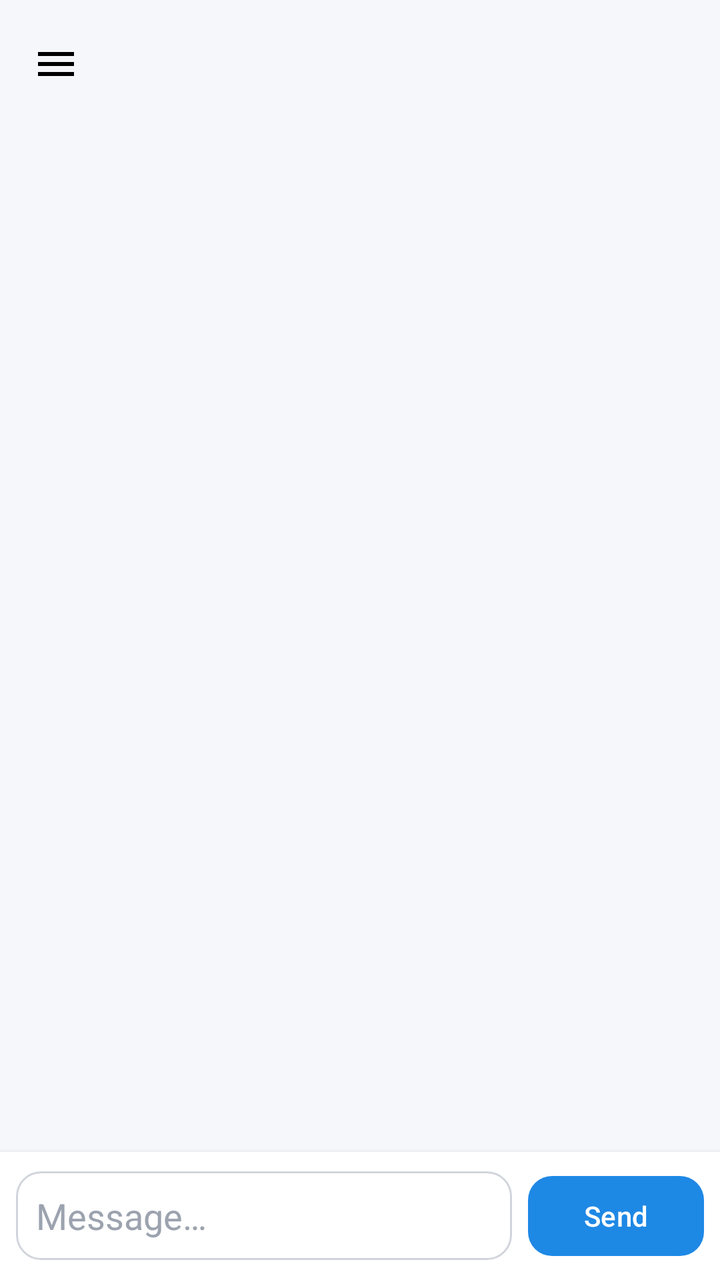
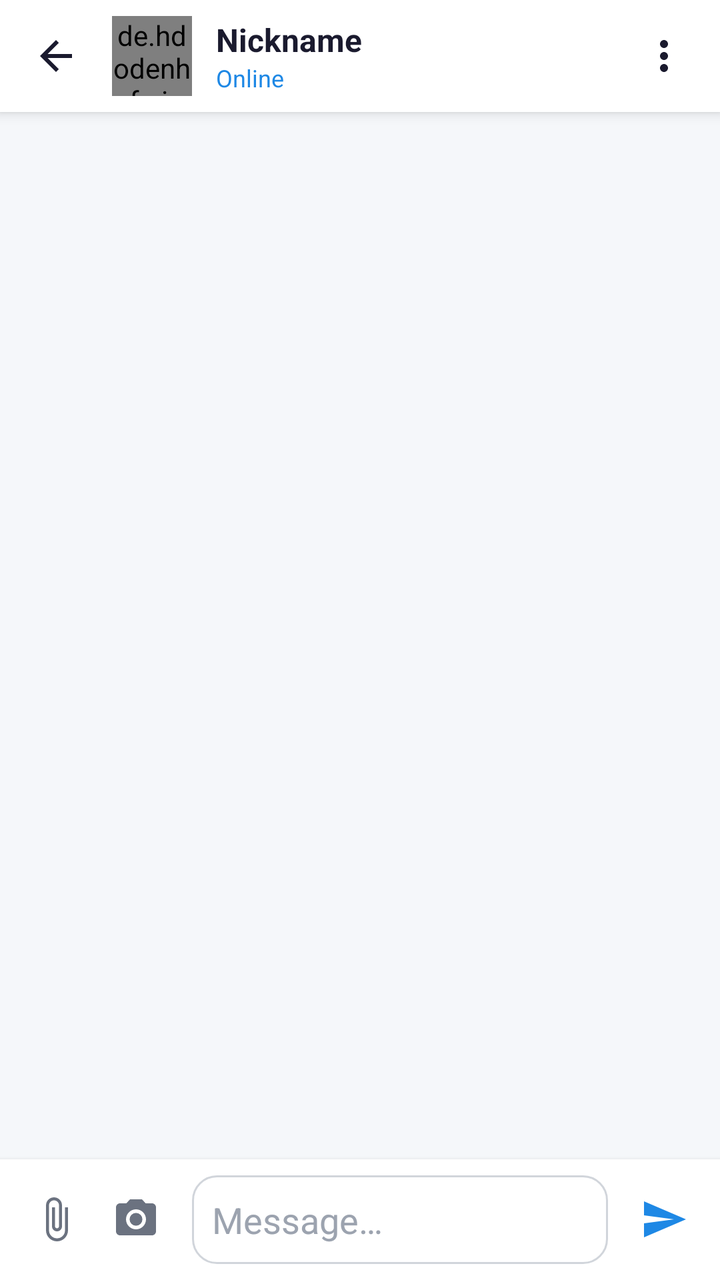

Before-and-after screenshots of an Android layout around one commit, followed by the original layout XML and the change that was made.
<!-- AndroidManifest.xml: application theme Theme.MainProj -->
<!-- res/layout/activity_chat.xml -->
<?xml version="1.0" encoding="utf-8"?>
<androidx.drawerlayout.widget.DrawerLayout
    xmlns:android="http://schemas.android.com/apk/res/android"
    xmlns:app="http://schemas.android.com/apk/res-auto"
    xmlns:tools="http://schemas.android.com/tools"
    android:id="@+id/chatDrawerLayout"
    android:layout_width="match_parent"
    android:layout_height="match_parent"
    tools:context=".messaging.ChatActivity">

    
    <androidx.constraintlayout.widget.ConstraintLayout
        android:id="@+id/main"
        android:layout_width="match_parent"
        android:layout_height="match_parent"
        android:background="@color/colorBackground">

        <androidx.appcompat.widget.Toolbar
            android:id="@+id/chatToolbar"
            android:layout_width="0dp"
            android:layout_height="wrap_content"
            android:background="@color/colorBackground"
            android:elevation="4dp"
            app:navigationIcon="@drawable/ic_menu"
            app:navigationContentDescription="Profile"
            app:titleTextColor="@color/colorTextPrimary"
            app:layout_constraintTop_toTopOf="parent"
            app:layout_constraintStart_toStartOf="parent"
            app:layout_constraintEnd_toEndOf="parent" />

        <androidx.recyclerview.widget.RecyclerView
            android:id="@+id/messagesRecyclerView"
            android:layout_width="0dp"
            android:layout_height="0dp"
            android:paddingTop="8dp"
            android:paddingBottom="8dp"
            android:clipToPadding="false"
            app:layout_constraintTop_toBottomOf="@id/chatToolbar"
            app:layout_constraintBottom_toTopOf="@id/messageInputBar"
            app:layout_constraintStart_toStartOf="parent"
            app:layout_constraintEnd_toEndOf="parent" />

        <LinearLayout
            android:id="@+id/messageInputBar"
            android:layout_width="0dp"
            android:layout_height="wrap_content"
            android:orientation="horizontal"
            android:gravity="center_vertical"
            android:padding="8dp"
            android:background="@color/colorSurface"
            android:elevation="4dp"
            app:layout_constraintBottom_toBottomOf="parent"
            app:layout_constraintStart_toStartOf="parent"
            app:layout_constraintEnd_toEndOf="parent">

            <EditText
                android:id="@+id/messageInput"
                android:layout_width="0dp"
                android:layout_height="wrap_content"
                android:layout_weight="1"
                android:hint="Message…"
                android:textColor="@color/colorTextPrimary"
                android:textColorHint="@color/colorTextHint"
                android:background="@drawable/bg_search_bar"
                android:padding="10dp"
                android:maxLines="4"
                android:inputType="textMultiLine"
                android:layout_marginEnd="8dp" />

            <com.google.android.material.button.MaterialButton
                android:id="@+id/sendButton"
                android:layout_width="wrap_content"
                android:layout_height="wrap_content"
                android:text="Send"
                android:textColor="@color/white"
                app:backgroundTint="@color/colorPrimary"
                app:cornerRadius="12dp" />

        </LinearLayout>

    </androidx.constraintlayout.widget.ConstraintLayout>

    
    <LinearLayout
        android:id="@+id/chatDrawerPanel"
        android:layout_width="280dp"
        android:layout_height="match_parent"
        android:layout_gravity="end"
        android:orientation="vertical"
        android:background="@color/colorSurface"
        android:elevation="8dp"
        android:padding="16dp">

        
        <ImageView
            android:id="@+id/profileImage"
            android:layout_width="80dp"
            android:layout_height="80dp"
            android:layout_gravity="center_horizontal"
            android:background="@drawable/bg_avatar_circle"
            android:src="@android:drawable/sym_def_app_icon"
            android:padding="16dp" />

        
        <TextView
            android:id="@+id/profileName"
            android:layout_width="wrap_content"
            android:layout_height="wrap_content"
            android:text="Full Name"
            android:textSize="18sp"
            android:textStyle="bold"
            android:layout_marginTop="12dp"
            android:layout_gravity="center_horizontal"
            android:textColor="@color/colorTextPrimary"/>

        
        <TextView
            android:id="@+id/profileUsername"
            android:layout_width="wrap_content"
            android:layout_height="wrap_content"
            android:text="username"
            android:layout_gravity="center_horizontal"
            android:layout_marginTop="4dp"
            android:textColor="@color/colorTextSecondary"/>

        
        <TextView
            android:id="@+id/profileEmail"
            android:layout_width="wrap_content"
            android:layout_height="wrap_content"
            android:text="email@example.com"
            android:layout_gravity="center_horizontal"
            android:layout_marginTop="8dp"
            android:textColor="@color/colorTextSecondary"/>

        
        <View
            android:layout_width="match_parent"
            android:layout_height="1dp"
            android:layout_marginVertical="16dp"
            android:background="@color/colorDivider"/>

        
        <com.google.android.material.button.MaterialButton
            android:id="@+id/logoutButton"
            android:layout_width="match_parent"
            android:layout_height="wrap_content"
            android:text="Logout"
            android:textColor="@color/white"
            app:backgroundTint="@color/colorPrimary"
            app:cornerRadius="12dp"/>

    </LinearLayout>

</androidx.drawerlayout.widget.DrawerLayout>
<!-- resources referenced by this layout -->
<resources>
  <color name="colorBackground">#F5F7FA</color>
  <color name="colorDivider">#E5E7EB</color>
  <color name="colorPrimary">#1E88E5</color>
  <color name="colorSurface">#FFFFFF</color>
  <color name="colorTextHint">#9CA3AF</color>
  <color name="colorTextPrimary">#1A1A2E</color>
  <color name="colorTextSecondary">#6B7280</color>
  <color name="white">#FFFFFFFF</color>
  <!-- drawable bg_avatar_circle (drawable) -->
  <?xml version="1.0" encoding="utf-8"?>
  <shape xmlns:android="http://schemas.android.com/apk/res/android"
      android:shape="oval">
  
      <solid android:color="@color/colorAvatarBackground"/>
  
  </shape>
  <!-- drawable bg_search_bar (drawable) -->
  <?xml version="1.0" encoding="utf-8"?>
  <shape xmlns:android="http://schemas.android.com/apk/res/android"
      android:shape="rectangle">
  
      <solid android:color="@color/colorSearchBackground"/>
  
      <stroke
          android:width="1dp"
          android:color="@color/colorSearchStroke"/>
  
      <corners android:radius="12dp"/>
  
      <padding
          android:left="14dp"
          android:top="10dp"
          android:right="14dp"
          android:bottom="10dp"/>
  
  </shape>
  <!-- drawable ic_menu (drawable) -->
  <vector xmlns:android="http://schemas.android.com/apk/res/android"
      android:width="24dp"
      android:height="24dp"
      android:viewportWidth="24"
      android:viewportHeight="24">
      <path
          android:fillColor="#000000"
          android:pathData="M3,18h18v-2H3V18zM3,13h18v-2H3V13zM3,6v2h18V6H3z"/>
  </vector>
  <color name="colorAvatarBackground">#DBEAFE</color>
  <color name="colorSearchBackground">#FFFFFF</color>
  <color name="colorSearchStroke">#D1D5DB</color>
  <color name="input_stroke_color_light">#667eea</color>
  <color name="button_primary_light">#667eea</color>
  <color name="text_secondary_light">#666666</color>
  <color name="button_google_bg_light">#FFFFFF</color>
  <color name="button_google_text_light">#333333</color>
  <color name="button_google_stroke_light">#e0e0e0</color>
  <!-- unchanged entries left out for length: 1 -->
</resources>

<!-- the commit's change to res/layout/activity_chat.xml (unified diff, before → after) -->
@@ -1,155 +1,182 @@
 <?xml version="1.0" encoding="utf-8"?>
-<androidx.drawerlayout.widget.DrawerLayout
+<androidx.constraintlayout.widget.ConstraintLayout
     xmlns:android="http://schemas.android.com/apk/res/android"
     xmlns:app="http://schemas.android.com/apk/res-auto"
     xmlns:tools="http://schemas.android.com/tools"
-    android:id="@+id/chatDrawerLayout"
+    android:id="@+id/main"
     android:layout_width="match_parent"
     android:layout_height="match_parent"
+    android:background="@color/colorBackground"
     tools:context=".messaging.ChatActivity">
 
     
     <androidx.constraintlayout.widget.ConstraintLayout
-        android:id="@+id/main"
-        android:layout_width="match_parent"
-        android:layout_height="match_parent"
-        android:background="@color/colorBackground">
+        android:id="@+id/topBar"
+        android:layout_width="0dp"
+        android:layout_height="56dp"
+        android:background="@color/colorSurface"
+        android:elevation="4dp"
+        android:paddingHorizontal="8dp"
+        app:layout_constraintTop_toTopOf="parent"
+        app:layout_constraintStart_toStartOf="parent"
+        app:layout_constraintEnd_toEndOf="parent">
 
-        <androidx.appcompat.widget.Toolbar
-            android:id="@+id/chatToolbar"
+        <ImageButton
+            android:id="@+id/btnBack"
+            android:layout_width="40dp"
+            android:layout_height="40dp"
+            android:background="?attr/selectableItemBackgroundBorderless"
+            android:src="@drawable/ic_arrow_back"
+            android:contentDescription="Back"
+            app:tint="@color/colorTextPrimary"
+            app:layout_constraintStart_toStartOf="parent"
+            app:layout_constraintTop_toTopOf="parent"
+            app:layout_constraintBottom_toBottomOf="parent" />
+
+        <de.hdodenhof.circleimageview.CircleImageView
+            android:id="@+id/profileImage"
+            android:layout_width="40dp"
+            android:layout_height="40dp"
+            android:layout_marginStart="8dp"
+            android:src="@android:drawable/sym_def_app_icon"
+            app:civ_border_color="@color/colorDivider"
+            app:civ_border_width="1dp"
+            app:layout_constraintStart_toEndOf="@id/btnBack"
+            app:layout_constraintTop_toTopOf="parent"
+            app:layout_constraintBottom_toBottomOf="parent" />
+
+        <LinearLayout
             android:layout_width="0dp"
             android:layout_height="wrap_content"
-            android:background="@color/colorBackground"
-            android:elevation="4dp"
-            app:navigationIcon="@drawable/ic_menu"
-            app:navigationContentDescription="Profile"
-            app:titleTextColor="@color/colorTextPrimary"
+            android:layout_marginStart="12dp"
+            android:layout_marginEnd="8dp"
+            android:orientation="vertical"
+            app:layout_constraintStart_toEndOf="@id/profileImage"
+            app:layout_constraintEnd_toStartOf="@id/btnMore"
             app:layout_constraintTop_toTopOf="parent"
-            app:layout_constraintStart_toStartOf="parent"
-            app:layout_constraintEnd_toEndOf="parent" />
+            app:layout_constraintBottom_toBottomOf="parent">
 
-        <androidx.recyclerview.widget.RecyclerView
-            android:id="@+id/messagesRecyclerView"
-            android:layout_width="0dp"
-            android:layout_height="0dp"
-            android:paddingTop="8dp"
-            android:paddingBottom="8dp"
-            android:clipToPadding="false"
-            app:layout_constraintTop_toBottomOf="@id/chatToolbar"
-            app:layout_constraintBottom_toTopOf="@id/messageInputBar"
-            app:layout_constraintStart_toStartOf="parent"
-            app:layout_constraintEnd_toEndOf="parent" />
-
-        <LinearLayout
-            android:id="@+id/messageInputBar"
-            android:layout_width="0dp"
-            android:layout_height="wrap_content"
-            android:orientation="horizontal"
-            android:gravity="center_vertical"
-            android:padding="8dp"
-            android:background="@color/colorSurface"
-            android:elevation="4dp"
-            app:layout_constraintBottom_toBottomOf="parent"
-            app:layout_constraintStart_toStartOf="parent"
-            app:layout_constraintEnd_toEndOf="parent">
-
-            <EditText
-                android:id="@+id/messageInput"
-                android:layout_width="0dp"
-                android:layout_height="wrap_content"
-                android:layout_weight="1"
-                android:hint="Message…"
-                android:textColor="@color/colorTextPrimary"
-                android:textColorHint="@color/colorTextHint"
-                android:background="@drawable/bg_search_bar"
-                android:padding="10dp"
-                android:maxLines="4"
-                android:inputType="textMultiLine"
-                android:layout_marginEnd="8dp" />
-
-            <com.google.android.material.button.MaterialButton
-                android:id="@+id/sendButton"
+            <TextView
+                android:id="@+id/tvNickname"
                 android:layout_width="wrap_content"
                 android:layout_height="wrap_content"
-                android:text="Send"
-                android:textColor="@color/white"
-                app:backgroundTint="@color/colorPrimary"
-                app:cornerRadius="12dp" />
+                android:text="Nickname"
+                android:textSize="16sp"
+                android:textStyle="bold"
+                android:textColor="@color/colorTextPrimary"
+                android:maxLines="1"
+                android:ellipsize="end" />
+
+            <TextView
+                android:id="@+id/tvOnlineStatus"
+                android:layout_width="wrap_content"
+                android:layout_height="wrap_content"
+                android:text="Online"
+                android:textSize="12sp"
+                android:textColor="@color/colorPrimary"
+                android:maxLines="1" />
 
         </LinearLayout>
+
+        <ImageButton
+            android:id="@+id/btnMore"
+            android:layout_width="40dp"
+            android:layout_height="40dp"
+            android:background="?attr/selectableItemBackgroundBorderless"
+            android:src="@drawable/ic_more_vert"
+            android:contentDescription="More"
+            app:tint="@color/colorTextPrimary"
+            app:layout_constraintEnd_toEndOf="parent"
+            app:layout_constraintTop_toTopOf="parent"
+            app:layout_constraintBottom_toBottomOf="parent" />
 
     </androidx.constraintlayout.widget.ConstraintLayout>
 
     
+    <TextView
+        android:id="@+id/tvTypingIndicator"
+        android:layout_width="0dp"
+        android:layout_height="wrap_content"
+        android:paddingHorizontal="16dp"
+        android:paddingVertical="4dp"
+        android:text="typing..."
+        android:textSize="12sp"
+        android:textColor="@color/colorTextSecondary"
+        android:textStyle="italic"
+        android:visibility="gone"
+        app:layout_constraintTop_toBottomOf="@id/topBar"
+        app:layout_constraintStart_toStartOf="parent"
+        app:layout_constraintEnd_toEndOf="parent"
+        tools:visibility="visible" />
+
+    
+    <androidx.recyclerview.widget.RecyclerView
+        android:id="@+id/messagesRecyclerView"
+        android:layout_width="0dp"
+        android:layout_height="0dp"
+        android:paddingTop="8dp"
+        android:paddingBottom="8dp"
+        android:clipToPadding="false"
+        app:layout_constraintTop_toBottomOf="@id/tvTypingIndicator"
+        app:layout_constraintBottom_toTopOf="@id/messageInputBar"
+        app:layout_constraintStart_toStartOf="parent"
+        app:layout_constraintEnd_toEndOf="parent" />
+
+    
     <LinearLayout
-        android:id="@+id/chatDrawerPanel"
-        android:layout_width="280dp"
-        android:layout_height="match_parent"
-        android:layout_gravity="end"
-        android:orientation="vertical"
+        android:id="@+id/messageInputBar"
+        android:layout_width="0dp"
+        android:layout_height="wrap_content"
+        android:orientation="horizontal"
+        android:gravity="center_vertical"
+        android:padding="8dp"
         android:background="@color/colorSurface"
-        android:elevation="8dp"
-        android:padding="16dp">
+        android:elevation="4dp"
+        app:layout_constraintBottom_toBottomOf="parent"
+        app:layout_constraintStart_toStartOf="parent"
+        app:layout_constraintEnd_toEndOf="parent">
 
-        
-        <ImageView
-            android:id="@+id/profileImage"
-            android:layout_width="80dp"
-            android:layout_height="80dp"
-            android:layout_gravity="center_horizontal"
-            android:background="@drawable/bg_avatar_circle"
-            android:src="@android:drawable/sym_def_app_icon"
-            android:padding="16dp" />
+        <ImageButton
+            android:id="@+id/btnAttach"
+            android:layout_width="40dp"
+            android:layout_height="40dp"
+            android:background="?attr/selectableItemBackgroundBorderless"
+            android:src="@drawable/ic_attach"
+            android:contentDescription="Attach file"
+            app:tint="@color/colorTextSecondary" />
 
-        
-        <TextView
-            android:id="@+id/profileName"
-            android:layout_width="wrap_content"
+        <ImageButton
+            android:id="@+id/btnCamera"
+            android:layout_width="40dp"
+            android:layout_height="40dp"
+            android:background="?attr/selectableItemBackgroundBorderless"
+            android:src="@drawable/ic_camera"
+            android:contentDescription="Take photo"
+            app:tint="@color/colorTextSecondary" />
+
+        <EditText
+            android:id="@+id/messageInput"
+            android:layout_width="0dp"
             android:layout_height="wrap_content"
-            android:text="Full Name"
-            android:textSize="18sp"
-            android:textStyle="bold"
-            android:layout_marginTop="12dp"
-            android:layout_gravity="center_horizontal"
-            android:textColor="@color/colorTextPrimary"/>
+            android:layout_weight="1"
+            android:hint="Message…"
+            android:textColor="@color/colorTextPrimary"
+            android:textColorHint="@color/colorTextHint"
+            android:background="@drawable/bg_search_bar"
+            android:padding="10dp"
+            android:maxLines="4"
+            android:inputType="textMultiLine"
+            android:layout_marginHorizontal="8dp" />
 
-        
-        <TextView
-            android:id="@+id/profileUsername"
-            android:layout_width="wrap_content"
-            android:layout_height="wrap_content"
-            android:text="username"
-            android:layout_gravity="center_horizontal"
-            android:layout_marginTop="4dp"
-            android:textColor="@color/colorTextSecondary"/>
-
-        
-        <TextView
-            android:id="@+id/profileEmail"
-            android:layout_width="wrap_content"
-            android:layout_height="wrap_content"
-            android:text="email@example.com"
-            android:layout_gravity="center_horizontal"
-            android:layout_marginTop="8dp"
-            android:textColor="@color/colorTextSecondary"/>
-
-        
-        <View
-            android:layout_width="match_parent"
-            android:layout_height="1dp"
-            android:layout_marginVertical="16dp"
-            android:background="@color/colorDivider"/>
-
-        
-        <com.google.android.material.button.MaterialButton
-            android:id="@+id/logoutButton"
-            android:layout_width="match_parent"
-            android:layout_height="wrap_content"
-            android:text="Logout"
-            android:textColor="@color/white"
-            app:backgroundTint="@color/colorPrimary"
-            app:cornerRadius="12dp"/>
+        <ImageButton
+            android:id="@+id/sendButton"
+            android:layout_width="40dp"
+            android:layout_height="40dp"
+            android:background="?attr/selectableItemBackgroundBorderless"
+            android:src="@drawable/ic_send"
+            android:contentDescription="Send"
+            app:tint="@color/colorPrimary" />
 
     </LinearLayout>
 
-</androidx.drawerlayout.widget.DrawerLayout>
+</androidx.constraintlayout.widget.ConstraintLayout>
<!-- resource entries referenced after the edit -->
@@ -7,15 +7,6 @@
   <color name="colorTextHint">#9CA3AF</color>
   <color name="colorTextPrimary">#1A1A2E</color>
   <color name="colorTextSecondary">#6B7280</color>
-  <color name="white">#FFFFFFFF</color>
-  <!-- drawable bg_avatar_circle (drawable) -->
-  <?xml version="1.0" encoding="utf-8"?>
-  <shape xmlns:android="http://schemas.android.com/apk/res/android"
-      android:shape="oval">
-  
-      <solid android:color="@color/colorAvatarBackground"/>
-  
-  </shape>
   <!-- drawable bg_search_bar (drawable) -->
   <?xml version="1.0" encoding="utf-8"?>
   <shape xmlns:android="http://schemas.android.com/apk/res/android"
@@ -36,17 +27,60 @@
           android:bottom="10dp"/>
   
   </shape>
-  <!-- drawable ic_menu (drawable) -->
+  <!-- drawable ic_arrow_back (drawable) -->
+  <vector xmlns:android="http://schemas.android.com/apk/res/android"
+      android:width="24dp"
+      android:height="24dp"
+      android:viewportWidth="24"
+      android:viewportHeight="24">
+  
+      <path
+          android:fillColor="#9E9E9E"
+          android:pathData="M20,11H7.83l5.59,-5.59L12,4l-8,8 8,8 1.41,-1.41L7.83,13H20z"/>
+  </vector>
+  <!-- drawable ic_attach (drawable) -->
   <vector xmlns:android="http://schemas.android.com/apk/res/android"
       android:width="24dp"
       android:height="24dp"
       android:viewportWidth="24"
       android:viewportHeight="24">
       <path
-          android:fillColor="#000000"
-          android:pathData="M3,18h18v-2H3V18zM3,13h18v-2H3V13zM3,6v2h18V6H3z"/>
+          android:fillColor="#6B7280"
+          android:pathData="M16.5,6v11.5c0,2.21 -1.79,4 -4,4s-4,-1.79 -4,-4V5c0,-1.38 1.12,-2.5 2.5,-2.5s2.5,1.12 2.5,2.5v10.5c0,0.55 -0.45,1 -1,1s-1,-0.45 -1,-1V6H10v9.5c0,1.38 1.12,2.5 2.5,2.5s2.5,-1.12 2.5,-2.5V5c0,-2.21 -1.79,-4 -4,-4S7,2.79 7,5v12.5c0,3.04 2.46,5.5 5.5,5.5s5.5,-2.46 5.5,-5.5V6h-1.5z"/>
   </vector>
-  <color name="colorAvatarBackground">#DBEAFE</color>
+  <!-- drawable ic_camera (drawable) -->
+  <vector xmlns:android="http://schemas.android.com/apk/res/android"
+      android:width="24dp"
+      android:height="24dp"
+      android:viewportWidth="24"
+      android:viewportHeight="24">
+      <path
+          android:fillColor="#6B7280"
+          android:pathData="M12,12m-3.2,0a3.2,3.2 0,1 1,6.4 0a3.2,3.2 0,1 1,-6.4 0"/>
+      <path
+          android:fillColor="#6B7280"
+          android:pathData="M9,2L7.17,4H4c-1.1,0 -2,0.9 -2,2v12c0,1.1 0.9,2 2,2h16c1.1,0 2,-0.9 2,-2V6c0,-1.1 -0.9,-2 -2,-2h-3.17L15,2H9zm3,15c-2.76,0 -5,-2.24 -5,-5s2.24,-5 5,-5 5,2.24 5,5 -2.24,5 -5,5z"/>
+  </vector>
+  <!-- drawable ic_more_vert (drawable) -->
+  <vector xmlns:android="http://schemas.android.com/apk/res/android"
+      android:width="24dp"
+      android:height="24dp"
+      android:viewportWidth="24"
+      android:viewportHeight="24">
+      <path
+          android:fillColor="#FFFFFF"
+          android:pathData="M12,8c1.1,0 2,-0.9 2,-2s-0.9,-2 -2,-2 -2,0.9 -2,2 0.9,2 2,2zm0,2c-1.1,0 -2,0.9 -2,2s0.9,2 2,2 2,-0.9 2,-2 -0.9,-2 -2,-2zm0,6c-1.1,0 -2,0.9 -2,2s0.9,2 2,2 2,-0.9 2,-2 -0.9,-2 -2,-2z"/>
+  </vector>
+  <!-- drawable ic_send (drawable) -->
+  <vector xmlns:android="http://schemas.android.com/apk/res/android"
+      android:width="24dp"
+      android:height="24dp"
+      android:viewportWidth="24"
+      android:viewportHeight="24">
+      <path
+          android:fillColor="#FFFFFF"
+          android:pathData="M2.01,21L23,12 2.01,3 2,10l15,2 -15,2z"/>
+  </vector>
   <color name="colorSearchBackground">#FFFFFF</color>
   <color name="colorSearchStroke">#D1D5DB</color>
   <color name="input_stroke_color_light">#667eea</color>
